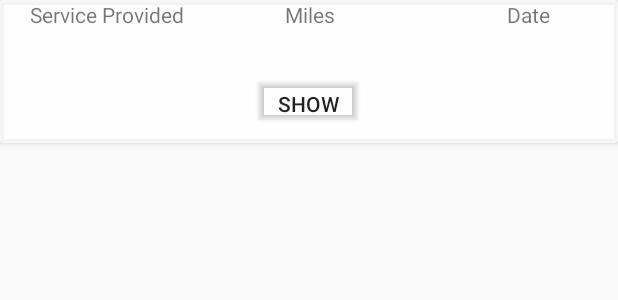
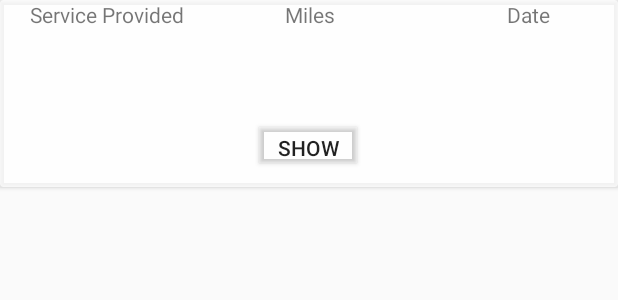
Before and after one commit to sdpinson/GloveBox, an Android app: the layout history_card.xml on its own in the app's theme, with its tools: preview values and no code run, on a phone screen of 412 x 824 dp. Shown: the top 300 px of the screen. Run offline under Robolectric (Android 15) with nearby library versions, the phone set to English and light mode, and no system bars.

```diff
--- a/app/src/main/AndroidManifest.xml
+++ b/app/src/main/AndroidManifest.xml
@@ -5,8 +5,8 @@
     <uses-permission android:name="android.permission.WAKE_LOCK" />
     <uses-permission android:name="android.permission.CAMERA" />
     <uses-permission android:name="android.permission.WRITE_EXTERNAL_STORAGE" />
-
-
+    <uses-permission android:name="android.permission.ACCESS_FINE_LOCATION" />
+    <uses-permission android:name="android.permission.ACCESS_COARSE_LOCATION" />
     <uses-feature android:name="android.hardware.location.gps" />
     <uses-feature android:name="android.hardware.camera"
                   android:required="true" />
--- a/app/src/main/java/com/cpsc4150/glovebox/Fragments/NewItemFragment.java
+++ b/app/src/main/java/com/cpsc4150/glovebox/Fragments/NewItemFragment.java
@@ -18,8 +18,7 @@ public class NewItemFragment extends Fragment {
     @Nullable
     @Override
     public View onCreateView(@NonNull LayoutInflater inflater, @Nullable ViewGroup container, @Nullable Bundle savedInstanceState) {
-        View v =  inflater.inflate(R.layout.fragment_newitem,container,
-                false);
+        View v =  inflater.inflate(R.layout.fragment_newitem,container, false);
         final Button coolantServiceButton = (Button) v.findViewById(R.id.CoolantServiceButton);
         final Button oilServiceButton = (Button) v.findViewById(R.id.oilChangeButton);
         final Button otherServiceButton = (Button) v.findViewById(R.id.otherServiceButton);
--- a/app/src/main/res/layout/history_card.xml
+++ b/app/src/main/res/layout/history_card.xml
@@ -38,7 +38,6 @@
             android:layout_height="wrap_content"
             android:layout_marginEnd="45dp"
             android:text="@string/Date"
-            app:layout_constraintBottom_toTopOf="@id/hiddenText"
             app:layout_constraintEnd_toEndOf="parent"
             app:layout_constraintTop_toTopOf="parent" />
 
@@ -52,7 +51,7 @@
             class todayThis is a test of the expandable card view that will be implemented after
             class today"
             android:visibility="gone"
-            app:layout_constraintTop_toBottomOf="@+id/textView"
+            app:layout_constraintTop_toBottomOf="@+id/miles"
             tools:layout_editor_absoluteX="0dp" />
 
         <Button
@@ -68,7 +67,7 @@
             app:layout_constraintEnd_toEndOf="parent"
             app:layout_constraintHorizontal_bias="0.498"
             app:layout_constraintStart_toStartOf="parent"
-            app:layout_constraintTop_toBottomOf="@+id/textView" />
+            app:layout_constraintTop_toBottomOf="@+id/hiddenText" />
 
         <TextView
             android:id="@+id/miles"
```
Also changed, not shown: app/src/main/java/com/cpsc4150/glovebox/MainActivity.java (+17 -1 lines), app/src/main/res/layout/fingerprint.xml (added, +25 -0 lines), 2 other files.
